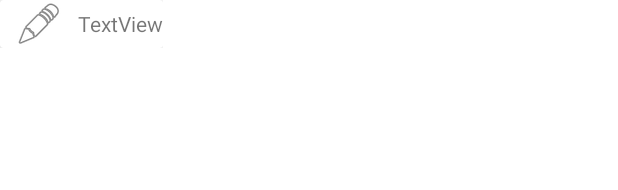
After one commit to sewidat/hotel21, an Android app: the layout room_detail.xml on its own in the app's theme, with its tools: preview values and no code run, on a phone screen of 412 x 824 dp. The commit adds this screen. Shown: the top 190 px of the screen. Run offline under Robolectric (Android 15) with nearby library versions, the phone set to English and light mode, and no system bars.

Commit message:
start with barakat allah

```diff
--- a/app/src/main/java/com/example/hotel21/controller/RoomView.java
+++ b/app/src/main/java/com/example/hotel21/controller/RoomView.java
@@ -3,13 +3,15 @@ package com.example.hotel21.controller;
 import androidx.appcompat.app.AppCompatActivity;
 
 import android.os.Bundle;
+import android.widget.GridView;
 
 import com.example.hotel21.R;
 
 public class RoomView extends AppCompatActivity {
-
+    GridView gridView;
     @Override
     protected void onCreate(Bundle savedInstanceState) {
+
         super.onCreate(savedInstanceState);
         setContentView(R.layout.activity_room_view);
     }
--- /dev/null
+++ b/app/src/main/res/layout/room_detail.xml
@@ -0,0 +1,37 @@
+<?xml version="1.0" encoding="utf-8"?>
+<LinearLayout xmlns:android="http://schemas.android.com/apk/res/android"
+    xmlns:app="http://schemas.android.com/apk/res-auto"
+    android:layout_width="wrap_content"
+    android:layout_height="wrap_content"
+    >
+
+
+    <androidx.cardview.widget.CardView
+        android:layout_width="wrap_content"
+        android:layout_height="wrap_content" >
+
+        <LinearLayout
+            android:layout_width="match_parent"
+            android:layout_height="match_parent"
+            android:gravity="center"
+            android:orientation="horizontal">
+
+            <ImageView
+                android:id="@+id/room_view_image"
+                android:layout_width="wrap_content"
+                android:layout_height="wrap_content"
+                android:layout_gravity="clip_vertical"
+                android:layout_marginStart="10dp"
+                app:srcCompat="@android:drawable/ic_menu_edit" />
+
+            <TextView
+                android:id="@+id/room_view_detail"
+                android:layout_width="wrap_content"
+                android:layout_height="wrap_content"
+                android:layout_marginStart="10dp"
+                android:text="TextView"
+                />
+        </LinearLayout>
+
+    </androidx.cardview.widget.CardView>
+</LinearLayout>
```
Also changed, not shown: app/src/main/res/layout/activity_room_view.xml (+46 -0 lines), app/src/main/res/drawable-v24/adding.jpg (added), app/src/main/res/drawable-v24/admin.png (added), app/src/main/res/drawable-v24/delete.png (added), app/src/main/res/drawable-v24/get.png (added).
